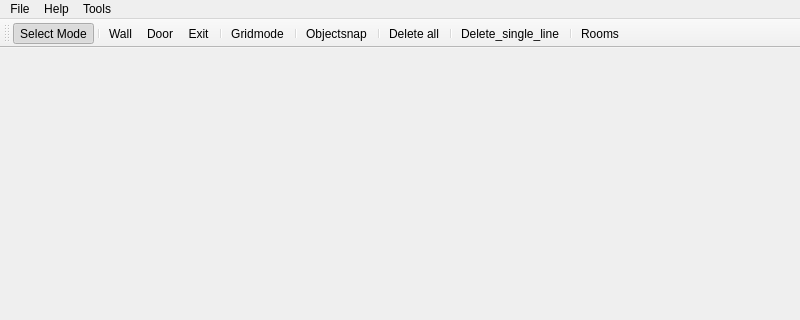
Above: forms/mainwindow.ui from JuPedSim/jpseditor before the change; both pictures show x 0 to 800 and y 0 to 320 of the 800 by 600 pixel window. Below: the same form after it.
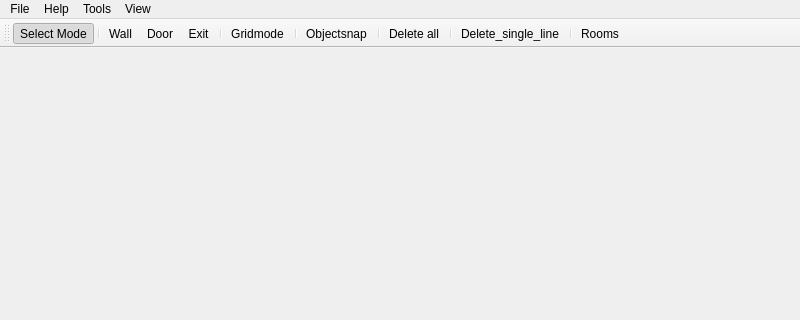
That is the form after the change. Icons and pictures are not drawn.

Commit message: rotation of view

Patch:
```diff
--- a/forms/mainwindow.ui
+++ b/forms/mainwindow.ui
@@ -61,9 +61,16 @@
     <addaction name="separator"/>
     <addaction name="actionRoom"/>
    </widget>
+   <widget class="QMenu" name="menuView">
+    <property name="title">
+     <string>View</string>
+    </property>
+    <addaction name="actionRotate_90_deg_clockwise"/>
+   </widget>
    <addaction name="menuDatei"/>
    <addaction name="menuHilfe"/>
    <addaction name="menuTools"/>
+   <addaction name="menuView"/>
   </widget>
   <widget class="QStatusBar" name="statusbar"/>
   <widget class="QToolBar" name="toolBar">
```
Left out of the diff: 5 changed lines with no effect on the pictures. The commit also changes 3 other files.
